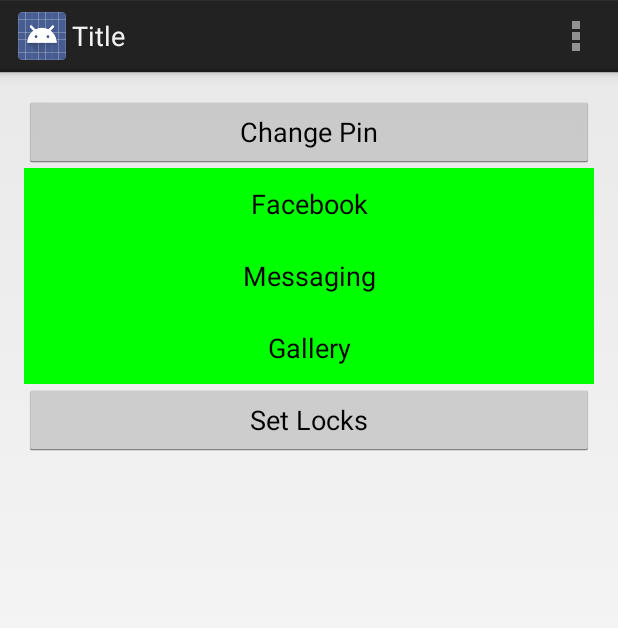
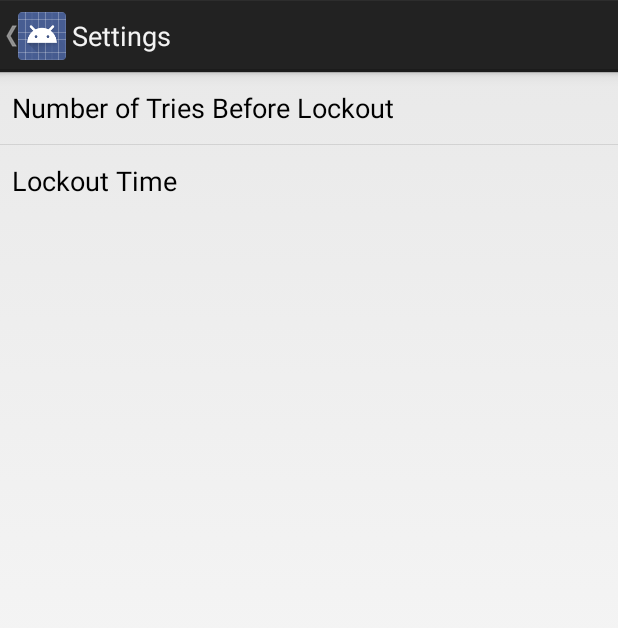
Before and after one commit to mcrazy20/AppLock, an Android app: the screen it shows after launch (MainActivity before the commit, settings after it), in the options menu, after a tap on "Settings", on a phone screen of 412 x 824 dp. Shown: the top 628 px of the screen. Run offline under Robolectric (Android 15) with nearby library versions, the phone set to English and light mode, and no system bars.

Commit message:
Added Settings

```diff
--- a/app/src/main/java/com/example/j/applock/MainActivity.java
+++ b/app/src/main/java/com/example/j/applock/MainActivity.java
@@ -13,6 +13,8 @@ import android.os.Bundle;
 import android.text.InputType;
 import android.util.Log;
 import android.view.Menu;
+import android.view.MenuInflater;
+import android.view.MenuItem;
 import android.view.View;
 import android.view.WindowManager;
 import android.widget.EditText;
@@ -90,8 +92,21 @@ public class MainActivity extends Activity {
     @Override
     public boolean onCreateOptionsMenu(Menu menu) {
         // Inflate the menu; this adds items to the action bar if it is present.
-        getMenuInflater().inflate(R.menu.main, menu);
-        return true;
+        MenuInflater inflater = getMenuInflater();
+        inflater.inflate(R.menu.main, menu);
+        return super.onCreateOptionsMenu(menu);
+    }
+
+    @Override
+    public boolean onOptionsItemSelected(MenuItem item) {
+        switch (item.getItemId()) {
+            case R.id.action_settings:
+                Intent intent = new Intent(this, settings.class);
+                startActivity(intent);
+                return true;
+            default:
+                return super.onOptionsItemSelected(item);
+        }
     }
 
     //Code for changing the pin code
--- /dev/null
+++ b/app/src/main/res/layout/settings.xml
@@ -0,0 +1,22 @@
+<?xml version="1.0" encoding="utf-8"?>
+
+<LinearLayout xmlns:android="http://schemas.android.com/apk/res/android"
+    android:orientation="vertical" android:layout_width="match_parent"
+    android:layout_height="match_parent"
+    android:weightSum="1">
+
+
+    <TableRow
+        android:layout_width="match_parent"
+        android:layout_height="wrap_content">
+
+        <ListView
+            android:layout_width="wrap_content"
+            android:layout_height="wrap_content"
+            android:id="@+id/setting_list"
+            android:layout_weight="1"
+            android:choiceMode="singleChoice"
+            android:clickable="true"
+            android:fastScrollEnabled="false" />
+    </TableRow>
+</LinearLayout>
--- a/app/src/main/res/values/strings.xml
+++ b/app/src/main/res/values/strings.xml
@@ -14,6 +14,7 @@
     <string name="change_title2">New Pin</string>
     <string name="change_dialog2">Enter New Pin</string>
     <string name="title_activity_main">Title</string>
-
+    <string name="lockout_tries">Number of Tries Before Lockout</string>
+    <string name="lockout_time">Lockout Time</string>
 
 </resources>
```
Also changed, not shown: app/src/main/AndroidManifest.xml (+8 -1 lines), app/src/main/java/com/example/j/applock/settings.java (added, +128 -0 lines).
